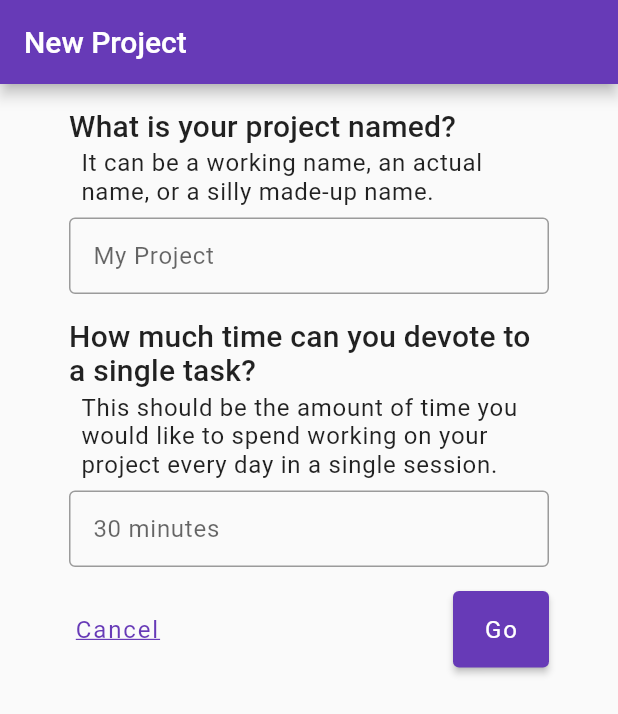
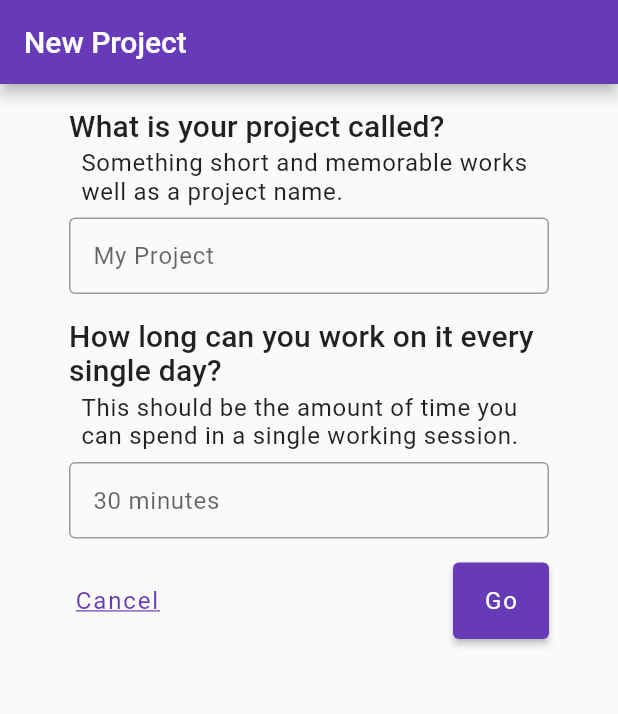
Before and after one commit to appgardenstudios/momentum, a Flutter app: the NewProjectPage screen opened by its route, on a phone screen of 412 x 824 dp. Shown: the top 714 px of the screen. Run offline on Flutter 3.47's test engine with Material 2 defaults, Android fonts, the phone set to English and light mode, and no system bars; our stand-ins replace carousel_slider, go_router, sqflite; accounts and stored records are empty.

Commit message:
clean up copy

```diff
--- a/app/lib/boring.dart
+++ b/app/lib/boring.dart
@@ -56,18 +56,24 @@ class BoringH3 extends StatelessWidget {
 }
 
 class BoringH4 extends StatelessWidget {
-  const BoringH4(this.text, {Key? key, this.textAlign = TextAlign.start})
+  const BoringH4(this.text,
+      {Key? key, this.textAlign = TextAlign.start, this.color})
       : super(key: key);
 
   final String text;
   final TextAlign textAlign;
+  final Color? color;
 
   @override
   Widget build(BuildContext context) {
     return Text(
       text,
-      style: const TextStyle(
-          fontSize: 34, fontWeight: FontWeight.w400, letterSpacing: 0.25),
+      style: TextStyle(
+        fontSize: 34,
+        fontWeight: FontWeight.w400,
+        letterSpacing: 0.25,
+        color: color,
+      ),
       textAlign: textAlign,
     );
   }
--- a/app/lib/copy.dart
+++ b/app/lib/copy.dart
@@ -21,36 +21,39 @@ class HomePageCopy {
 
   String get welcome => 'Welcome!';
   String get initialPrompt =>
-      'Momentum helps you break a project down into bite-sized pieces so you can work on it every single day.';
-  String get createProject => 'Create Project';
+      'Momentum helps you work on "The Next Thing" every single day so you can get your project done.';
+  String get createProject => 'Get Started';
   String get manageProject => 'Manage Project';
   String get newProject => 'New Project';
   String get previousProject => 'Previous Project';
   String get nextProject => 'Next Project';
-  String get createAnotherProjectPrompt => 'You can create up to 3 projects';
-  String get createAnotherProject => 'Create Another';
-  String get maxProjectsPrompt => 'Complete a project before adding another.';
+  String get createAnotherProjectPrompt =>
+      'You can have up to 3 projects in Momentum.';
+  String get createAnotherProject => 'New Project';
+  String get maxProjectsPrompt =>
+      'To help you stay focused, Momentum allows up to 3 projects at any given time. Please complete a project before adding another.';
   String get editTask => 'Edit';
-  String get completeTask => 'Done';
+  String get completeTask => 'Complete';
   String get newTaskTitle => 'The Next Thing';
   String get newTaskDescription =>
-      'Set the next thing you need to do by creating a task.';
+      'What is the next thing you need to do for this project?';
   String get newTask => 'Create Task';
-  String get maxTasksPrompt => 'Complete a task before adding another.';
+  String get maxTasksPrompt =>
+      'To help you stay focused, Momentum allows up to 3 next things at any given time. Please complete a task before adding another.';
 }
 
 class NewProjectPageCopy {
   const NewProjectPageCopy();
 
   String get title => 'New Project';
-  String get nameTitle => 'What is your project named?';
+  String get nameTitle => 'What is your project called?';
   String get namePrompt =>
-      'It can be a working name, an actual name, or a silly made-up name.';
+      'Something short and memorable works well as a project name.';
   String get nameHint => 'My Project';
   String get nameError => 'Must be between 1 and 32 characters';
-  String get timeTitle => 'How much time can you devote to a single task?';
+  String get timeTitle => 'How long can you work on it every single day?';
   String get timePrompt =>
-      'This should be the amount of time you would like to spend working on your project every day in a single session.';
+      'This should be the amount of time you can spend in a single working session.';
   String get timeHint => '30 minutes';
   String get timeError => 'Must not be blank';
   String get cancel => 'Cancel';
@@ -61,11 +64,11 @@ class ManageProjectPageCopy {
   const ManageProjectPageCopy();
 
   String get title => 'Edit Project';
-  String get nameTitle => 'Name';
-  String get nameHint => 'My Project';
+  String get nameTitle => 'Project Name';
+  String get nameHint => '';
   String get nameError => 'Must be between 1 and 32 characters';
   String get timeTitle => 'Task Time';
-  String get timeHint => '30 minutes';
+  String get timeHint => '';
   String get timeError => 'Must not be blank';
   String get cancel => 'Cancel';
   String get save => 'Save';
@@ -75,9 +78,9 @@ class ManageProjectPageCopy {
 class CompleteProjectPageCopy {
   const CompleteProjectPageCopy();
 
-  String get title => 'Complete Project';
+  String get title => 'Congratulations!';
   String get prompt =>
-      'Would you like to mark this project as complete? Any remaining tasks will be closed.';
+      'Would you like to mark this project as completed? If so, please note that any uncompleted tasks will be marked as closed.';
   String get yes => 'yes';
   String get no => 'No';
 }
@@ -86,15 +89,17 @@ class NewTaskPageCopy {
   const NewTaskPageCopy();
 
   String get title => 'New Task';
-  String get nameTitle => 'What is the next thing you need to do?';
+  String get nameTitle =>
+      'What is the next thing you need to do for this project?';
   String namePrompt(String time) =>
-      'Remember, you need to be able to complete this in $time!';
-  String get nameHint => 'Task Name';
+      'You should to be able to complete this in $time.';
+  String get nameHint => 'The Next Thing';
   String get nameError => 'Must be between 1 and 32 characters';
-  String get descriptionTitle => 'Any other details or thoughts?';
+  String get descriptionTitle =>
+      'Are there any details or notes you need to write down?';
   String get descriptionPrompt =>
-      'Is there anything you need to remember that you need to get out of your head?';
-  String get descriptionHint => 'Task Details';
+      'Getting it out of your head will help you remember it.';
+  String get descriptionHint => 'Details or Notes';
   String get cancel => 'Cancel';
   String get save => 'Go';
 }
@@ -104,12 +109,12 @@ class ManageTaskPageCopy {
 
   String get editTitle => 'Edit Task';
   String get deleteTitle => 'Delete Task';
-  String get nameTitle => 'Name';
-  String get nameHint => 'Task Name';
+  String get nameTitle => 'The Next Thing';
+  String get nameHint => '';
   String get nameError => 'Must be between 1 and 32 characters';
-  String get descriptionTitle => 'Description';
-  String get descriptionHint => 'Task Details';
-  String deletePrompt(String name) => 'Delete $name?';
+  String get descriptionTitle => 'Details or Notes';
+  String get descriptionHint => '';
+  String deletePrompt(String name) => 'Delete $name';
   String get areYouSure => 'Are you sure?';
   String get yes => 'yes';
   String get no => 'No';
--- a/app/lib/page/home.dart
+++ b/app/lib/page/home.dart
@@ -122,7 +122,11 @@ class _HomePageState extends State<HomePage> {
       List<Widget> items = [];
       items.add(Padding(
         padding: const EdgeInsets.only(bottom: 16),
-        child: BoringH4(p.name),
+        child: BoringH4(
+          p.name,
+          textAlign: TextAlign.center,
+          color: const Color(0xFF4527A0),
+        ),
       ));
 
       List<Widget> projectTasks = getProjectTasks(context, p.id);
@@ -188,10 +192,10 @@ class _HomePageState extends State<HomePage> {
     }
 
     return Scaffold(
-      appBar: AppBar(
-        title: Text(Copy.common.appTitle),
-        centerTitle: false,
-      ),
+      // appBar: AppBar(
+      //   title: Text(Copy.common.appTitle),
+      //   centerTitle: false,
+      // ),
       body: SingleChildScrollView(
         child: Center(
           child: Row(
@@ -424,7 +428,11 @@ class _HomePageState extends State<HomePage> {
     } else {
       taskWidgets.add(Padding(
           padding: const EdgeInsets.only(top: 4),
-          child: Center(child: BoringCaption(Copy.home.maxTasksPrompt))));
+          child: Center(
+              child: BoringCaption(
+            Copy.home.maxTasksPrompt,
+            textAlign: TextAlign.center,
+          ))));
     }
     return taskWidgets;
   }
```
